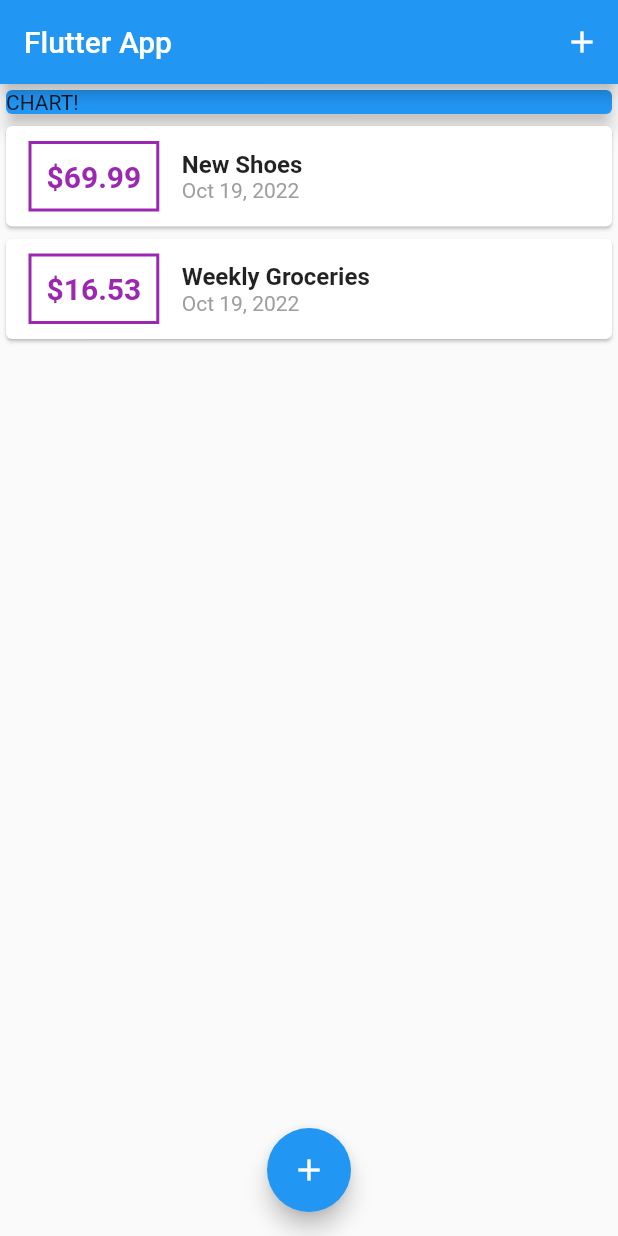
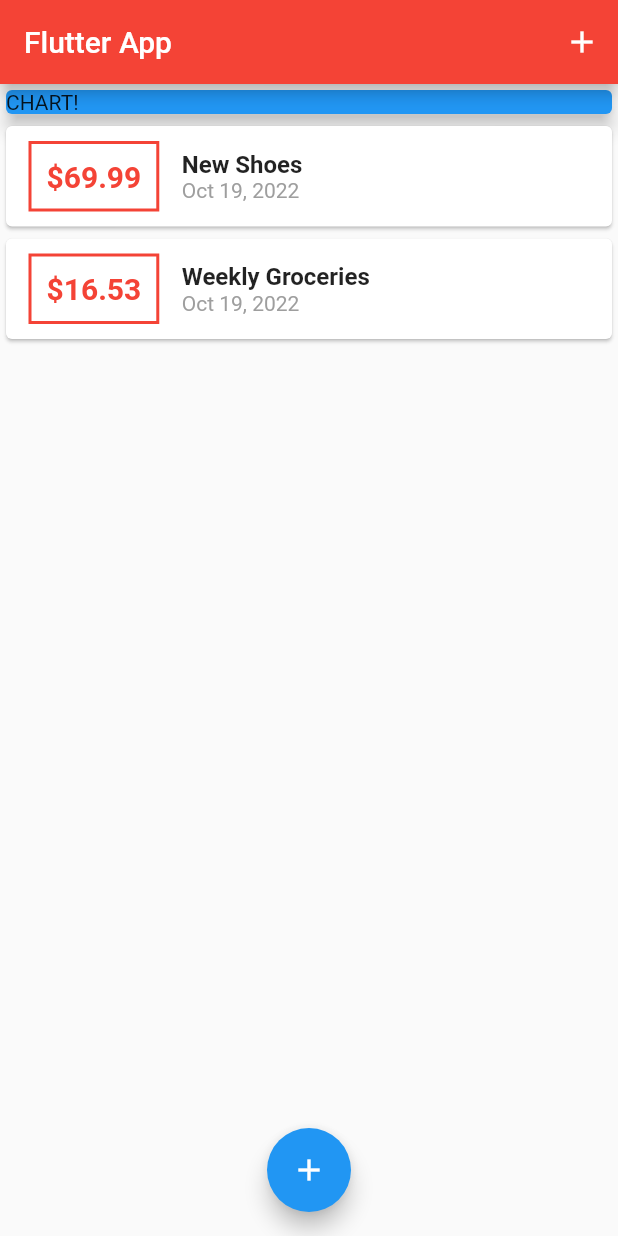
Before and after one commit to OsamaAlmamri/personal_expenses_app, a Flutter app: the screen it shows after launch, on a phone screen of 412 x 824 dp. Run offline on Flutter 3.47's test engine with Material 2 defaults, Android fonts, the phone set to English and light mode, and no system bars.

Commit message:
close modal

```diff
--- a/lib/Widgets/new_transaction.dart
+++ b/lib/Widgets/new_transaction.dart
@@ -26,6 +26,9 @@ class _NewTransactionState extends State<NewTransaction> {
       enteredTitle,
       enteredAmount,
     );
+
+    //to close bottom modal after add data
+    Navigator.of(context).pop();
   }
 
   @override
--- a/lib/Widgets/transaction_list.dart
+++ b/lib/Widgets/transaction_list.dart
@@ -24,7 +24,7 @@ class TransactionList extends StatelessWidget {
                   ),
                   decoration: BoxDecoration(
                     border: Border.all(
-                      color: Colors.purple,
+                      color: Colors.red,
                       width: 2,
                     ),
                   ),
@@ -34,7 +34,7 @@ class TransactionList extends StatelessWidget {
                     style: TextStyle(
                       fontWeight: FontWeight.bold,
                       fontSize: 20,
-                      color: Colors.purple,
+                      color: Colors.red,
                     ),
                   ),
                 ),
--- a/lib/main.dart
+++ b/lib/main.dart
@@ -82,6 +82,7 @@ class _MyHomePageState extends State<MyHomePage> {
     return Scaffold(
       appBar: AppBar(
         title: Text('Flutter App'),
+        backgroundColor: Colors.red,
         actions: <Widget>[
           IconButton(
             icon: Icon(Icons.add),
```
